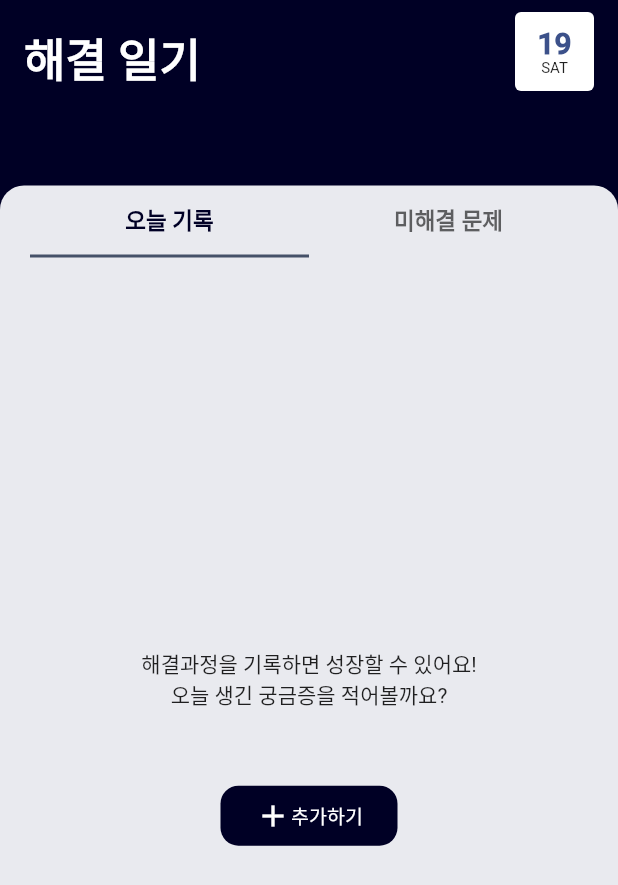
After one commit to SangWook16074/refly, a Flutter app: the screen it shows after launch, on a phone screen of 412 x 824 dp. The commit adds this screen. Shown: the top 885 px of the screen. Run offline on Flutter 3.47's test engine with Material 3 defaults, Android fonts, the phone set to English and light mode, and no system bars; our stand-ins replace equatable, flutter_dotenv, flutter_hooks, freezed_annotation, hooks_riverpod, riverpod_annotation and 1 more; accounts and stored records are empty; generated files the repository leaves out were written again.

Commit message:
사용자 문제 추가 FAB 생성

```diff
--- a/lib/src/core/mixins/show_problem_upload_sheet_mixin.dart
+++ b/lib/src/core/mixins/show_problem_upload_sheet_mixin.dart
@@ -1,7 +1,7 @@
 import 'dart:ui';
 
 import 'package:flutter/material.dart';
-import 'package:solution_diary_app/src/ui/problem/view/problem_upload_dialog.dart';
+import 'package:solution_diary_app/src/ui/problem/view/problem_upload_sheet.dart';
 
 mixin ShowProblemUploadSheetMixin {
   void showProblemAddSheet(BuildContext context) {
@@ -15,6 +15,6 @@
         enableDrag: true,
         backgroundColor: Colors.transparent,
         barrierColor: const Color(0xff000000).withOpacity(.1),
-        builder: (context) => const ProblemUploadDialog());
+        builder: (context) => const ProblemUploadSheet());
   }
 }
--- a/lib/src/core/theme/app_theme.dart
+++ b/lib/src/core/theme/app_theme.dart
@@ -3,6 +3,10 @@
 final lightTheme = ThemeData(
     useMaterial3: false,
     scaffoldBackgroundColor: const Color(0xffE9EAEF),
+    highlightColor: Colors.transparent,
+    splashColor: Colors.transparent,
+    floatingActionButtonTheme:
+        const FloatingActionButtonThemeData(backgroundColor: Color(0xff000025)),
     colorScheme: const ColorScheme.light(
         primary: Color(0xff000025),
         secondary: Color(0xff455168),
--- a/lib/src/ui/main_ui.dart
+++ b/lib/src/ui/main_ui.dart
@@ -1,7 +1,11 @@
+import 'dart:math';
+
 import 'package:flutter/material.dart';
 import 'package:hooks_riverpod/hooks_riverpod.dart';
+import 'package:solution_diary_app/src/core/mixins/show_problem_upload_sheet_mixin.dart';
 import 'package:solution_diary_app/src/ui/problem/view/date_view.dart';
 import 'package:solution_diary_app/src/ui/problem/view/expand_date_widget_view.dart';
+import 'package:solution_diary_app/src/ui/problem/view/problem_upload_fab.dart';
 import 'package:solution_diary_app/src/ui/problem/view/solution_history_ui.dart';
 import 'package:solution_diary_app/src/ui/problem/view/user_state_view.dart';
 import 'package:solution_diary_app/src/ui/problem/viewModel/date_view_model.dart';
@@ -22,7 +26,7 @@
   State<MainUI> createState() => _MainUIState();
 }
 
-class _MainUIState extends State<MainUI> {
+class _MainUIState extends State<MainUI> with ShowProblemUploadSheetMixin {
   var _currentExtent = 1.0;
   var _dateWidgetOpacity = 0.0;
   var _userStateOpacity = 0.0;
@@ -90,13 +94,12 @@
   Widget build(BuildContext context) {
     final mediaQuery = MediaQuery.of(context);
     final size = mediaQuery.size;
-    final bottomSafeArea = mediaQuery.padding.bottom;
     final maxHeight = size.height - MediaQuery.of(context).padding.top;
     final theme = Theme.of(context);
-    final sheetHeight = maxHeight * maxSheetSize + bottomSafeArea;
     final dateWidgetHeight = size.height * (maxSheetSize - 0.4);
 
     return Scaffold(
+      floatingActionButton: const ProblemUploadFABView(),
       body: Stack(
         clipBehavior: Clip.none,
         fit: StackFit.loose,
--- a/lib/src/ui/problem/view/empty_view.dart
+++ b/lib/src/ui/problem/view/empty_view.dart
@@ -3,7 +3,7 @@
 import 'package:solution_diary_app/src/core/mixins/show_problem_upload_sheet_mixin.dart';
 import 'package:solution_diary_app/src/data/problem/entity/problem.dart';
 import 'package:solution_diary_app/src/ui/problem/model/problem_view_event.dart';
-import 'package:solution_diary_app/src/ui/problem/view/problem_upload_dialog.dart';
+import 'package:solution_diary_app/src/ui/problem/view/problem_upload_sheet.dart';
 import 'package:solution_diary_app/src/ui/problem/viewModel/problem_view_model.dart';
 import 'package:solution_diary_app/src/ui/widgets/upload_button.dart';
 
--- /dev/null
+++ b/lib/src/ui/problem/view/problem_upload_fab.dart
@@ -0,0 +1,30 @@
+import 'package:flutter/material.dart';
+import 'package:hooks_riverpod/hooks_riverpod.dart';
+import 'package:solution_diary_app/src/core/mixins/show_problem_upload_sheet_mixin.dart';
+import 'package:solution_diary_app/src/ui/problem/viewModel/problem_view_model.dart';
+import 'dart:math';
+
+class ProblemUploadFABView extends ConsumerWidget
+    with ShowProblemUploadSheetMixin {
+  const ProblemUploadFABView({super.key});
+
+  @override
+  Widget build(BuildContext context, WidgetRef ref) {
+    final asyncState = ref.watch(problemViewModelProvider);
+    return asyncState.when(
+        data: (state) => (state.isNotEmpty)
+            ? FloatingActionButton(
+                onPressed: () => showProblemAddSheet(context),
+                child: Transform.rotate(
+                  angle: pi / 4,
+                  child: const Icon(
+                    Icons.close,
+                    color: Color(0xffffffff),
+                    size: 30,
+                  ),
+                ))
+            : Container(),
+        error: (error, stacktrace) => Container(),
+        loading: () => Container());
+  }
+}
--- a/lib/src/ui/widgets/custom_text_field.dart
+++ b/lib/src/ui/widgets/custom_text_field.dart
@@ -22,7 +22,7 @@
           focusedBorder: OutlineInputBorder(
               borderRadius: BorderRadius.circular(8.0),
               borderSide:
-                  const BorderSide(width: 1.0, color: Color(0xff303030))),
+                  const BorderSide(width: 1.0, color: Color(0xff707070))),
           enabledBorder: OutlineInputBorder(
               borderRadius: BorderRadius.circular(8.0),
               borderSide:
--- a/lib/src/ui/widgets/problem_add_row_widget.dart
+++ b/lib/src/ui/widgets/problem_add_row_button.dart
@@ -2,11 +2,9 @@
 import 'package:hooks_riverpod/hooks_riverpod.dart';
 import 'package:solution_diary_app/src/core/mixins/show_problem_upload_sheet_mixin.dart';
 
-import 'package:solution_diary_app/src/ui/problem/viewModel/problem_view_model.dart';
-
-class ProblemAddRowWidget extends ConsumerWidget
+class ProblemAddRowButton extends ConsumerWidget
     with ShowProblemUploadSheetMixin {
-  const ProblemAddRowWidget({super.key});
+  const ProblemAddRowButton({super.key});
 
   @override
   Widget build(BuildContext context, WidgetRef ref) {
```
Also changed, not shown: lib/src/ui/problem/view/problem_detail_sheet.dart (added, +81 -0 lines), lib/src/ui/problem/view/problem_list_row.dart (+50 -13 lines), lib/src/ui/problem/view/problem_list_view.dart (+20 -7 lines), lib/src/ui/problem/view/problem_upload_sheet.dart (renamed from lib/src/ui/problem/view/problem_upload_dialog.dart, +11 -9 lines), lib/src/ui/widgets/expand_date_widget.dart (+17 -12 lines).
